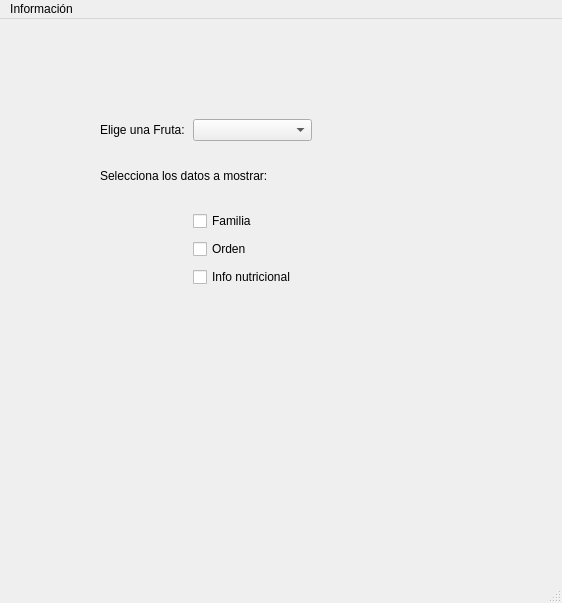
First picture: the form in frutas.ui, repository alibar92/ProyectoInterfazPythonQtDAM2, before the edit.
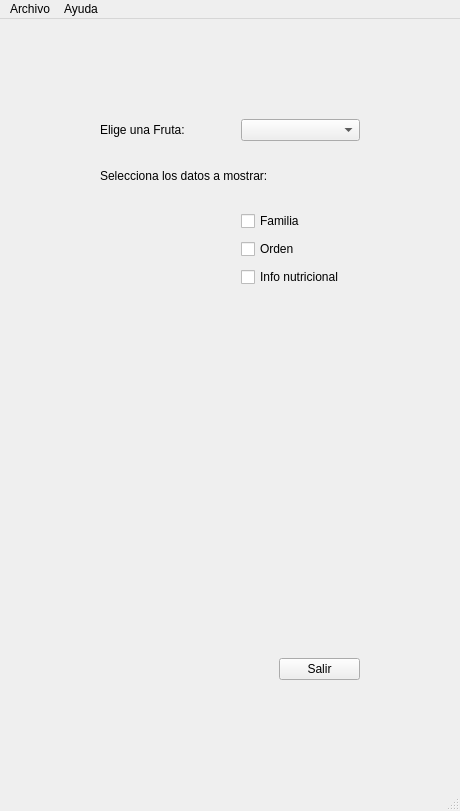
Second picture: the form after the edit.

Diff of the .ui file:
```diff
--- a/frutas.ui
+++ b/frutas.ui
@@ -9,8 +9,8 @@
    <rect>
     <x>0</x>
     <y>0</y>
-    <width>562</width>
-    <height>573</height>
+    <width>421</width>
+    <height>794</height>
    </rect>
   </property>
   <property name="sizePolicy">
@@ -61,7 +61,7 @@
      <number>100</number>
     </property>
     <item>
-     <layout class="QVBoxLayout" name="verticalLayout" stretch="0,0,0,0,0,0">
+     <layout class="QVBoxLayout" name="verticalLayout" stretch="0,0,0,0,0,0,0">
       <property name="sizeConstraint">
        <enum>QLayout::SetFixedSize</enum>
       </property>
@@ -70,35 +70,21 @@
         <property name="sizeConstraint">
          <enum>QLayout::SetFixedSize</enum>
         </property>
-        <item row="4" column="1">
-         <widget class="QCheckBox" name="familia">
-          <property name="text">
-           <string>Familia</string>
-          </property>
-         </widget>
-        </item>
-        <item row="0" column="0">
-         <widget class="QLabel" name="eleccionFruta">
-          <property name="text">
-           <string>Elige una Fruta:</string>
-          </property>
-         </widget>
-        </item>
-        <item row="6" column="1">
-         <widget class="QCheckBox" name="infoNutricional">
-          <property name="text">
-           <string>Info nutricional</string>
-          </property>
-         </widget>
-        </item>
-        <item row="5" column="1">
+        <item row="6" column="2">
          <widget class="QCheckBox" name="orden">
           <property name="text">
            <string>Orden</string>
           </property>
          </widget>
         </item>
-        <item row="1" column="0">
+        <item row="7" column="2">
+         <widget class="QCheckBox" name="infoNutricional">
+          <property name="text">
+           <string>Info nutricional</string>
+          </property>
+         </widget>
+        </item>
+        <item row="2" column="0">
          <spacer name="horizontalSpacer">
           <property name="orientation">
            <enum>Qt::Horizontal</enum>
@@ -111,40 +97,67 @@
           </property>
          </spacer>
         </item>
-        <item row="2" column="0" colspan="4">
+        <item row="0" column="0">
+         <widget class="QLabel" name="eleccionFruta">
+          <property name="text">
+           <string>Elige una Fruta:</string>
+          </property>
+         </widget>
+        </item>
+        <item row="0" column="1">
+         <spacer name="horizontalSpacer_3">
+          <property name="orientation">
+           <enum>Qt::Horizontal</enum>
+          </property>
+          <property name="sizeHint" stdset="0">
+           <size>
+            <width>40</width>
+            <height>20</height>
+           </size>
+          </property>
+         </spacer>
+        </item>
+        <item row="3" column="0" colspan="5">
          <widget class="QLabel" name="eleccionCheckBox">
           <property name="text">
            <string>Selecciona los datos a mostrar:</string>
           </property>
          </widget>
         </item>
-        <item row="3" column="0">
-         <spacer name="horizontalSpacer_2">
-          <property name="orientation">
-           <enum>Qt::Horizontal</enum>
-          </property>
-          <property name="sizeHint" stdset="0">
-           <size>
-            <width>40</width>
-            <height>20</height>
-           </size>
-          </property>
-         </spacer>
-        </item>
-        <item row="0" column="1" colspan="3">
+        <item row="0" column="2" colspan="3">
          <widget class="QComboBox" name="listaFrutas"/>
         </item>
+        <item row="4" column="0">
+         <spacer name="horizontalSpacer_2">
+          <property name="orientation">
+           <enum>Qt::Horizontal</enum>
+          </property>
+          <property name="sizeHint" stdset="0">
+           <size>
+            <width>40</width>
+            <height>20</height>
+           </size>
+          </property>
+         </spacer>
+        </item>
+        <item row="5" column="2">
+         <widget class="QCheckBox" name="familia">
+          <property name="text">
+           <string>Familia</string>
+          </property>
+         </widget>
+        </item>
        </layout>
       </item>
       <item>
-       <spacer name="horizontalSpacer_3">
+       <spacer name="verticalSpacer_5">
         <property name="orientation">
-         <enum>Qt::Horizontal</enum>
+         <enum>Qt::Vertical</enum>
         </property>
         <property name="sizeHint" stdset="0">
          <size>
-          <width>40</width>
-          <height>20</height>
+          <width>20</width>
+          <height>40</height>
          </size>
         </property>
        </spacer>
@@ -152,12 +165,12 @@
       <item>
        <spacer name="horizontalSpacer_4">
         <property name="orientation">
-         <enum>Qt::Horizontal</enum>
+         <enum>Qt::Vertical</enum>
         </property>
         <property name="sizeHint" stdset="0">
          <size>
-          <width>40</width>
-          <height>20</height>
+          <width>20</width>
+          <height>40</height>
          </size>
         </property>
        </spacer>
@@ -183,6 +196,19 @@
         </item>
        </layout>
       </item>
+      <item>
+       <spacer name="verticalSpacer">
+        <property name="orientation">
+         <enum>Qt::Vertical</enum>
+        </property>
+        <property name="sizeHint" stdset="0">
+         <size>
+          <width>20</width>
+          <height>40</height>
+         </size>
+        </property>
+       </spacer>
+      </item>
       <item>
        <layout class="QGridLayout" name="layoutOrder">
         <property name="sizeConstraint">
@@ -209,35 +235,95 @@
         <property name="sizeConstraint">
          <enum>QLayout::SetFixedSize</enum>
         </property>
-        <item row="2" column="0">
-         <widget class="QLabel" name="proteinasLabel">
+        <item row="0" column="0">
+         <spacer name="verticalSpacer_2">
+          <property name="orientation">
+           <enum>Qt::Vertical</enum>
+          </property>
+          <property name="sizeHint" stdset="0">
+           <size>
+            <width>20</width>
+            <height>40</height>
+           </size>
+          </property>
+         </spacer>
+        </item>
+        <item row="7" column="0">
+         <spacer name="verticalSpacer_6">
+          <property name="orientation">
+           <enum>Qt::Vertical</enum>
+          </property>
+          <property name="sizeHint" stdset="0">
+           <size>
+            <width>20</width>
+            <height>40</height>
+           </size>
+          </property>
+         </spacer>
+        </item>
+        <item row="6" column="2">
+         <spacer name="verticalSpacer_4">
+          <property name="orientation">
+           <enum>Qt::Vertical</enum>
+          </property>
+          <property name="sizeHint" stdset="0">
+           <size>
+            <width>20</width>
+            <height>40</height>
+           </size>
+          </property>
+         </spacer>
+        </item>
+        <item row="7" column="2">
+         <widget class="QPushButton" name="salirButton">
           <property name="text">
-           <string/>
+           <string>Salir</string>
           </property>
          </widget>
         </item>
         <item row="1" column="0">
+         <widget class="QLabel" name="hidratoLabel">
+          <property name="text">
+           <string/>
+          </property>
+         </widget>
+        </item>
+        <item row="2" column="0">
          <widget class="QLabel" name="azucaresLabel">
           <property name="text">
            <string/>
           </property>
          </widget>
         </item>
-        <item row="4" column="0">
-         <widget class="QLabel" name="caloriasLabel">
+        <item row="3" column="0">
+         <widget class="QLabel" name="proteinasLabel">
           <property name="text">
            <string/>
           </property>
          </widget>
         </item>
-        <item row="3" column="0">
+        <item row="4" column="0">
          <widget class="QLabel" name="grasasLabel">
           <property name="text">
            <string/>
           </property>
          </widget>
         </item>
+        <item row="5" column="0">
+         <widget class="QLabel" name="caloriasLabel">
+          <property name="text">
+           <string/>
+          </property>
+         </widget>
+        </item>
         <item row="1" column="1">
+         <widget class="QLabel" name="hidratosValue">
+          <property name="text">
+           <string/>
+          </property>
+         </widget>
+        </item>
+        <item row="2" column="1">
          <widget class="QLabel" name="azucaresValue">
           <property name="text">
            <string/>
@@ -245,13 +331,6 @@
          </widget>
         </item>
         <item row="3" column="1">
-         <widget class="QLabel" name="grasasValue">
-          <property name="text">
-           <string/>
-          </property>
-         </widget>
-        </item>
-        <item row="2" column="1">
          <widget class="QLabel" name="proteinasValue">
           <property name="text">
            <string/>
@@ -259,26 +338,19 @@
          </widget>
         </item>
         <item row="4" column="1">
+         <widget class="QLabel" name="grasasValue">
+          <property name="text">
+           <string/>
+          </property>
+         </widget>
+        </item>
+        <item row="5" column="1">
          <widget class="QLabel" name="caloriasValue">
           <property name="text">
            <string/>
           </property>
          </widget>
         </item>
-        <item row="0" column="1">
-         <widget class="QLabel" name="hidratosValue">
-          <property name="text">
-           <string/>
-          </property>
-         </widget>
-        </item>
-        <item row="0" column="0">
-         <widget class="QLabel" name="hidratoLabel">
-          <property name="text">
-           <string/>
-          </property>
-         </widget>
-        </item>
        </layout>
       </item>
      </layout>
@@ -290,13 +362,13 @@
     <rect>
      <x>0</x>
      <y>0</y>
-     <width>562</width>
+     <width>421</width>
      <height>21</height>
     </rect>
    </property>
    <widget class="QMenu" name="menuAcerca_de">
     <property name="title">
-     <string>Información</string>
+     <string>Ayuda</string>
     </property>
     <widget class="QMenu" name="menuAcerca_de_2">
      <property name="title">
@@ -307,6 +379,15 @@
     </widget>
     <addaction name="menuAcerca_de_2"/>
    </widget>
+   <widget class="QMenu" name="menuAyuda">
+    <property name="title">
+     <string>Archivo</string>
+    </property>
+    <addaction name="actionGuardarComoPDF"/>
+    <addaction name="separator"/>
+    <addaction name="actionSalir"/>
+   </widget>
+   <addaction name="menuAyuda"/>
    <addaction name="menuAcerca_de"/>
   </widget>
   <widget class="QStatusBar" name="statusbar"/>
```
Left out of the diff: 59 changed lines with no effect on the pictures.
